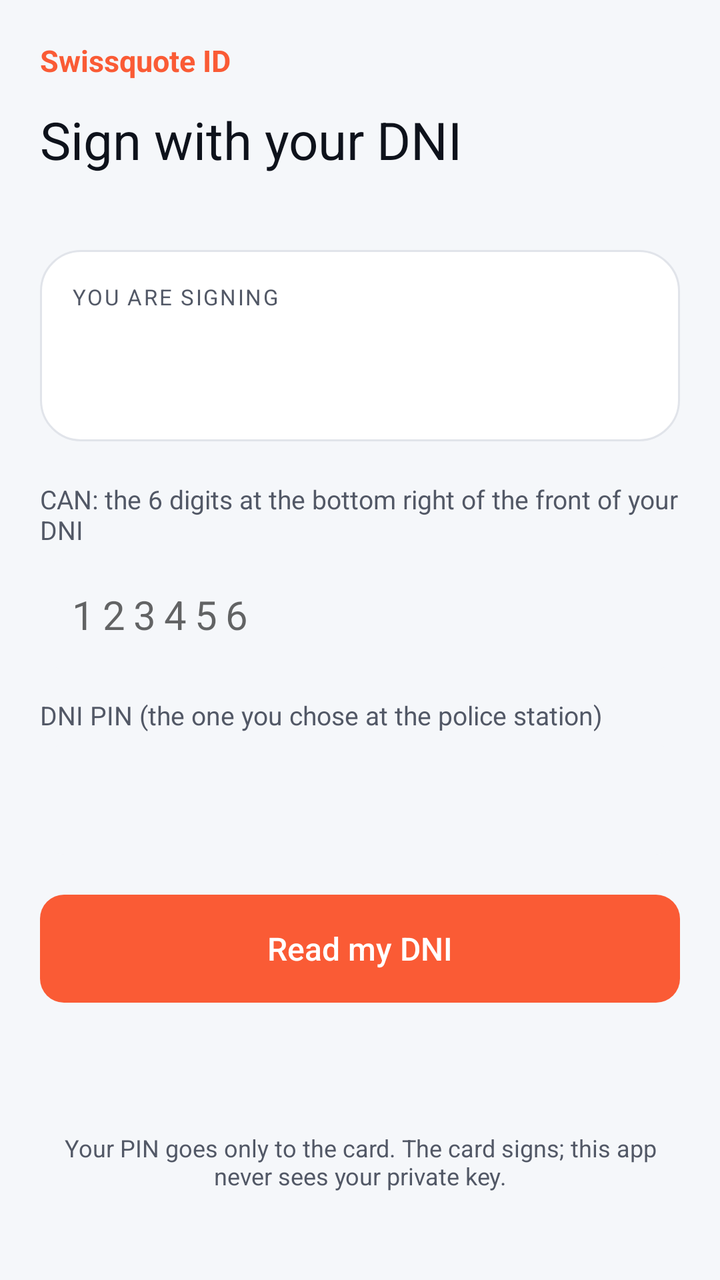
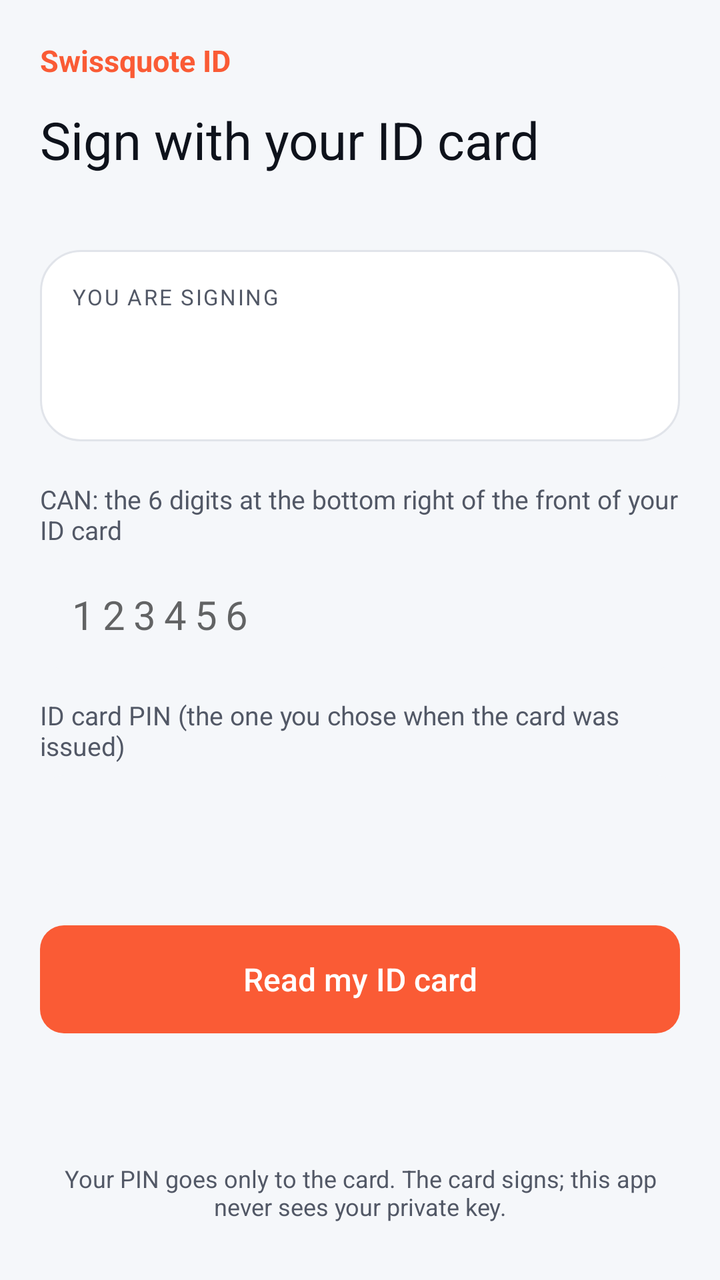

The first picture is an Android layout as it rendered before a commit; the second is the same layout after the commit. The layout source and the unified diff follow.
<!-- AndroidManifest.xml: application theme Theme.Signer -->
<!-- res/layout/activity_main.xml -->
<?xml version="1.0" encoding="utf-8"?>
<ScrollView xmlns:android="http://schemas.android.com/apk/res/android"
    android:layout_width="match_parent" android:layout_height="match_parent" android:fillViewport="true">
    <LinearLayout android:layout_width="match_parent" android:layout_height="wrap_content"
        android:orientation="vertical" android:padding="20dp">

        <TextView android:layout_width="wrap_content" android:layout_height="wrap_content"
            android:text="Swissquote ID" android:textColor="#FA5B35" android:textSize="15sp" android:textStyle="bold" />

        <TextView android:id="@+id/title" android:layout_width="match_parent" android:layout_height="wrap_content"
            android:layout_marginTop="12dp" android:text="Sign with your DNI"
            android:textColor="@color/strong" android:textSize="26sp" />

        <TextView android:id="@+id/origin" style="@style/Label" android:layout_width="match_parent"
            android:layout_height="wrap_content" android:layout_marginTop="4dp" />

        <LinearLayout android:id="@+id/summaryCard" android:layout_width="match_parent" android:layout_height="wrap_content"
            android:layout_marginTop="16dp" android:background="@drawable/bg_card" android:orientation="vertical" android:padding="16dp">
            <TextView style="@style/Label" android:layout_width="wrap_content" android:layout_height="wrap_content"
                android:text="YOU ARE SIGNING" android:textSize="11sp" android:letterSpacing="0.08" />
            <TextView android:id="@+id/summary" android:layout_width="match_parent" android:layout_height="wrap_content"
                android:layout_marginTop="6dp" android:lineSpacingExtra="4dp" android:textColor="@color/strong" android:textSize="15sp" />
            <TextView android:id="@+id/hash" android:layout_width="match_parent" android:layout_height="wrap_content"
                android:layout_marginTop="8dp" android:fontFamily="monospace" android:textColor="@color/soft" android:textSize="11sp" />
        </LinearLayout>

        <LinearLayout android:id="@+id/form" android:layout_width="match_parent" android:layout_height="wrap_content"
            android:layout_marginTop="20dp" android:orientation="vertical">
            <TextView style="@style/Label" android:layout_width="wrap_content" android:layout_height="wrap_content"
                android:text="CAN: the 6 digits at the bottom right of the front of your DNI" />
            <EditText android:id="@+id/can" style="@style/Input" android:layout_width="match_parent" android:layout_height="wrap_content"
                android:layout_marginTop="6dp" android:inputType="number" android:maxLength="6" android:hint="123456" />
            <TextView style="@style/Label" android:layout_width="wrap_content" android:layout_height="wrap_content"
                android:layout_marginTop="14dp" android:text="DNI PIN (the one you chose at the police station)" />
            <EditText android:id="@+id/pin" style="@style/Input" android:layout_width="match_parent" android:layout_height="wrap_content"
                android:layout_marginTop="6dp" android:inputType="textPassword" android:maxLength="16" />
            <Button android:id="@+id/go" android:layout_width="match_parent" android:layout_height="54dp"
                android:layout_marginTop="20dp" android:background="@drawable/bg_button" android:stateListAnimator="@null"
                android:text="Read my DNI" android:textAllCaps="false" android:textColor="#FFFFFF" android:textSize="16sp" />
        </LinearLayout>

        <TextView android:id="@+id/status" android:layout_width="match_parent" android:layout_height="wrap_content"
            android:layout_marginTop="20dp" android:gravity="center" android:lineSpacingExtra="4dp"
            android:textColor="@color/sub" android:textSize="15sp" />

        <TextView style="@style/Label" android:layout_width="match_parent" android:layout_height="wrap_content"
            android:layout_marginTop="24dp" android:gravity="center" android:textSize="12sp"
            android:text="Your PIN goes only to the card. The card signs; this app never sees your private key." />
    </LinearLayout>
</ScrollView>
<!-- resources referenced by this layout -->
<resources>
  <color name="soft">#99A0AE</color>
  <color name="strong">#0E121B</color>
  <color name="sub">#525866</color>
  <!-- drawable bg_button (drawable) -->
  <?xml version="1.0" encoding="utf-8"?>
  <selector xmlns:android="http://schemas.android.com/apk/res/android">
      <item android:state_enabled="false"><shape><solid android:color="#F5B4A3" /><corners android:radius="12dp" /></shape></item>
      <item><shape><solid android:color="#FA5B35" /><corners android:radius="12dp" /></shape></item>
  </selector>
  <!-- drawable bg_card (drawable) -->
  <?xml version="1.0" encoding="utf-8"?>
  <shape xmlns:android="http://schemas.android.com/apk/res/android" android:shape="rectangle">
      <solid android:color="#FFFFFF" /><corners android:radius="20dp" /><stroke android:width="1dp" android:color="#E1E4EA" />
  </shape>
  <style name="Input">
          <item name="android:background">@drawable/bg_input</item>
          <item name="android:padding">14dp</item>
          <item name="android:textSize">20sp</item>
          <item name="android:letterSpacing">0.2</item>
          <item name="android:textColor">@color/strong</item>
      </style>
  <style name="Label"><item name="android:textColor">@color/sub</item><item name="android:textSize">13sp</item></style>
  <style name="Theme.Signer" parent="android:Theme.Material.Light.NoActionBar">
          <item name="android:windowBackground">@color/bg</item>
          <item name="android:statusBarColor">@color/bg</item>
          <item name="android:windowLightStatusBar">true</item>
          <item name="android:colorAccent">#FA5B35</item>
      </style>
  <!-- drawable bg_input (drawable) -->
  <?xml version="1.0" encoding="utf-8"?>
  <shape xmlns:android="http://schemas.android.com/apk/res/android" android:shape="rectangle">
      <solid android:color="#F5F7FA" /><corners android:radius="12dp" />
  </shape>
  <color name="bg">#F5F7FA</color>
</resources>

<!-- the commit's change to res/layout/activity_main.xml (unified diff, before → after) -->
@@ -8,7 +8,7 @@
             android:text="Swissquote ID" android:textColor="#FA5B35" android:textSize="15sp" android:textStyle="bold" />
 
         <TextView android:id="@+id/title" android:layout_width="match_parent" android:layout_height="wrap_content"
-            android:layout_marginTop="12dp" android:text="Sign with your DNI"
+            android:layout_marginTop="12dp" android:text="Sign with your ID card"
             android:textColor="@color/strong" android:textSize="26sp" />
 
         <TextView android:id="@+id/origin" style="@style/Label" android:layout_width="match_parent"
@@ -27,16 +27,16 @@
         <LinearLayout android:id="@+id/form" android:layout_width="match_parent" android:layout_height="wrap_content"
             android:layout_marginTop="20dp" android:orientation="vertical">
             <TextView style="@style/Label" android:layout_width="wrap_content" android:layout_height="wrap_content"
-                android:text="CAN: the 6 digits at the bottom right of the front of your DNI" />
+                android:text="CAN: the 6 digits at the bottom right of the front of your ID card" />
             <EditText android:id="@+id/can" style="@style/Input" android:layout_width="match_parent" android:layout_height="wrap_content"
                 android:layout_marginTop="6dp" android:inputType="number" android:maxLength="6" android:hint="123456" />
             <TextView style="@style/Label" android:layout_width="wrap_content" android:layout_height="wrap_content"
-                android:layout_marginTop="14dp" android:text="DNI PIN (the one you chose at the police station)" />
+                android:layout_marginTop="14dp" android:text="ID card PIN (the one you chose when the card was issued)" />
             <EditText android:id="@+id/pin" style="@style/Input" android:layout_width="match_parent" android:layout_height="wrap_content"
                 android:layout_marginTop="6dp" android:inputType="textPassword" android:maxLength="16" />
             <Button android:id="@+id/go" android:layout_width="match_parent" android:layout_height="54dp"
                 android:layout_marginTop="20dp" android:background="@drawable/bg_button" android:stateListAnimator="@null"
-                android:text="Read my DNI" android:textAllCaps="false" android:textColor="#FFFFFF" android:textSize="16sp" />
+                android:text="Read my ID card" android:textAllCaps="false" android:textColor="#FFFFFF" android:textSize="16sp" />
         </LinearLayout>
 
         <TextView android:id="@+id/status" android:layout_width="match_parent" android:layout_height="wrap_content"
